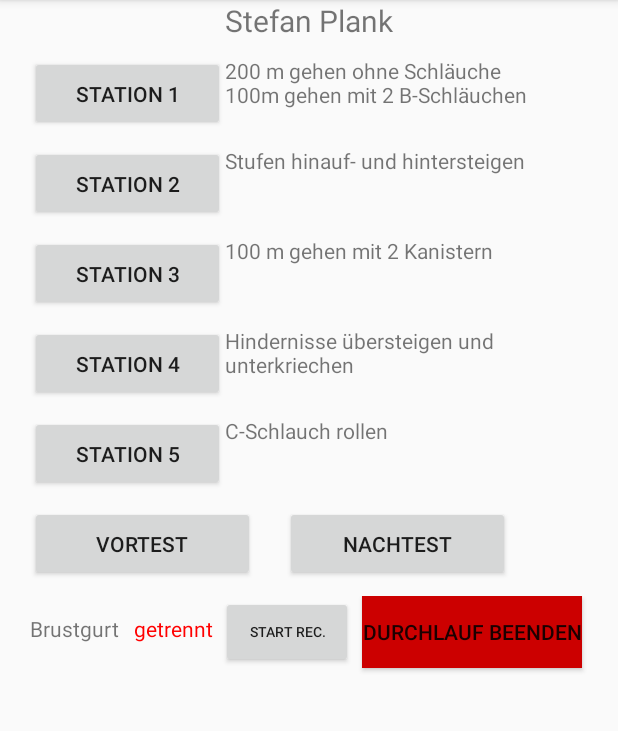
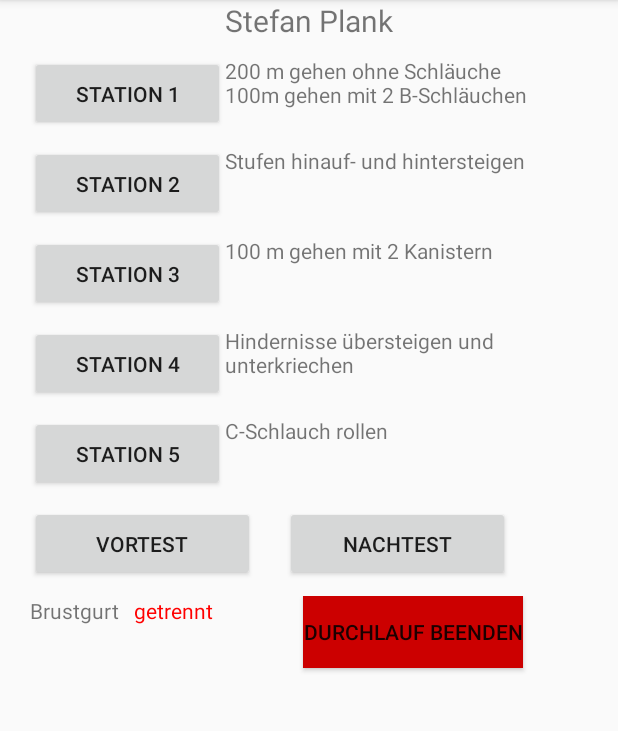
Before and after one commit to planks9/oefast, an Android app: the StationMenueFragment screen opened directly, with no data from a screen before it, on a phone screen of 412 x 824 dp, the part 84-815 px from its top. Run offline under Robolectric (Android 15) with nearby library versions, the phone set to English and light mode, and no system bars; our stand-ins replace Room's generated code; 2 statements that could not run were skipped.

Commit message:
Link trigger recordwholedurchlauf to button start on Stations and not on seperate button

```diff
--- a/app/src/main/java/at/ac/univie/stefan/fast/Fragments/StationMenueFragment.java
+++ b/app/src/main/java/at/ac/univie/stefan/fast/Fragments/StationMenueFragment.java
@@ -40,7 +40,6 @@ public class StationMenueFragment extends Fragment {
     Button buttonPraeTest;
     Button buttonPostTest;
     Button buttonendEndDurchlauf;
-    Button buttonStationMenueStartRecording;
     TextView textViewConnected;
     TextView textViewPersonName;
     TextView textViewStationMenueStationOneDescription;
@@ -62,7 +61,6 @@ public class StationMenueFragment extends Fragment {
         buttonStationFive = (Button) view.findViewById(R.id.buttonStationFive);
         buttonPraeTest = (Button) view.findViewById(R.id.buttonPraeTest);
         buttonPostTest = (Button) view.findViewById(R.id.buttonPostTest);
-        buttonStationMenueStartRecording = (Button) view.findViewById(R.id.buttonStationMenueStartRecording);
 
         buttonendEndDurchlauf = (Button) view.findViewById(R.id.buttonEndDurchlauf);
         textViewConnected = (TextView) view.findViewById(R.id.textViewStationMenueConnected);
@@ -97,10 +95,6 @@ public class StationMenueFragment extends Fragment {
         buttonPraeTest.setOnClickListener(onClickListener);
         buttonPostTest.setOnClickListener(onClickListener);
         buttonendEndDurchlauf.setOnClickListener(onClickListener);
-        buttonStationMenueStartRecording.setOnClickListener(onClickListener);
-        if (StationTrackingData.isIsrecordingwholedurchlauf()) buttonStationMenueStartRecording.setVisibility(View.INVISIBLE);
-
-
         return view;
 
 
@@ -132,10 +126,7 @@ public class StationMenueFragment extends Fragment {
                 StationTrackingData.setIsrecordingwholedurchlauf(false);
                 Intent intent = new Intent(getContext(), PersonManagementActivity.class);
                 startActivity(intent);
-            } else if (view.getId() == buttonStationMenueStartRecording.getId()) {
-                buttonStationMenueStartRecording.setVisibility(View.INVISIBLE);
-                StationTrackingData.setIsrecordingwholedurchlauf(true);
-            } else {
+            }  else {
                 StationReadyFragment stationReadyFragment = new StationReadyFragment();
                 FragmentTransaction fragmentTransaction = getFragmentManager().beginTransaction();
                 //Switch to new Fragment and Set this Fragment to be shown when back button is pressed
--- a/app/src/main/java/at/ac/univie/stefan/fast/Fragments/StationRecordingFragment.java
+++ b/app/src/main/java/at/ac/univie/stefan/fast/Fragments/StationRecordingFragment.java
@@ -141,6 +141,9 @@ public class StationRecordingFragment extends Fragment {
                 break;
         }
 
+        //trigger recording for all stations
+        if ((stationName!=StationTrackingData.POSTTEST) && (stationName!=StationTrackingData.PRAETEST)) StationTrackingData.setIsrecordingwholedurchlauf(true);
+
         BluetoothMessageHandler.getInstance().setTextViews(view, textViewRecordingHR.getId(), textViewRecordingRR.getId(), textViewRecordingConnected.getId());
 
 
--- a/app/src/main/res/layout/stationmenue.xml
+++ b/app/src/main/res/layout/stationmenue.xml
@@ -157,13 +157,7 @@
             android:layout_marginLeft="10dp"
             android:text="false" />
 
-        <Button
-            android:id="@+id/buttonStationMenueStartRecording"
-            android:layout_width="wrap_content"
-            android:layout_height="wrap_content"
-            android:layout_marginLeft="5dp"
-            android:text="Start Rec."
-            android:textSize="9dp"/>
+
 
         <Button
             android:id="@+id/buttonEndDurchlauf"
@@ -171,7 +165,7 @@
             android:layout_height="wrap_content"
             android:layout_gravity="right"
             android:layout_marginBottom="10dp"
-            android:layout_marginLeft="6dp"
+            android:layout_marginLeft="60dp"
             android:background="@android:color/holo_red_dark"
             android:text="Durchlauf beenden" />
 
```
